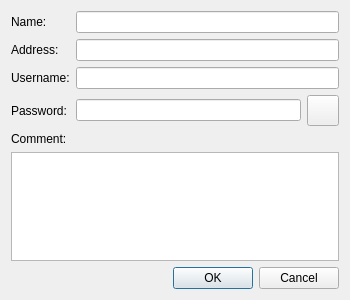
This is source/client/ui/hosts/local_computer_dialog.ui in dchapyshev/aspia as Qt 5 draws it before an edit. The edited form follows.
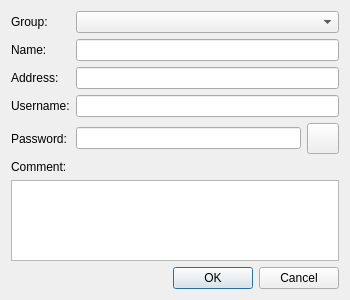
This is the edited form. Icons and pictures are not drawn. Custom widgets are drawn as their Qt base class.

The edit to the form file:
```diff
--- a/source/client/ui/hosts/local_computer_dialog.ui
+++ b/source/client/ui/hosts/local_computer_dialog.ui
@@ -20,43 +20,53 @@
    <item>
     <layout class="QGridLayout" name="gridLayout">
      <item row="0" column="0">
+      <widget class="QLabel" name="label_group">
+       <property name="text">
+        <string>Group:</string>
+       </property>
+      </widget>
+     </item>
+     <item row="0" column="1">
+      <widget class="client::TreeComboBox" name="combo_group"/>
+     </item>
+     <item row="1" column="0">
       <widget class="QLabel" name="label_name">
        <property name="text">
         <string>Name:</string>
        </property>
       </widget>
      </item>
-     <item row="0" column="1">
+     <item row="1" column="1">
       <widget class="QLineEdit" name="edit_name"/>
      </item>
-     <item row="1" column="0">
+     <item row="2" column="0">
       <widget class="QLabel" name="label_address">
        <property name="text">
         <string>Address:</string>
        </property>
       </widget>
      </item>
-     <item row="1" column="1">
+     <item row="2" column="1">
       <widget class="QLineEdit" name="edit_address"/>
      </item>
-     <item row="2" column="0">
+     <item row="3" column="0">
       <widget class="QLabel" name="label_username">
        <property name="text">
         <string>Username:</string>
        </property>
       </widget>
      </item>
-     <item row="2" column="1">
+     <item row="3" column="1">
       <widget class="QLineEdit" name="edit_username"/>
      </item>
-     <item row="3" column="0">
+     <item row="4" column="0">
       <widget class="QLabel" name="label_password">
        <property name="text">
         <string>Password:</string>
        </property>
       </widget>
      </item>
-     <item row="3" column="1">
+     <item row="4" column="1">
       <layout class="QHBoxLayout" name="horizontalLayout_password">
        <item>
         <widget class="QLineEdit" name="edit_password">
@@ -109,6 +119,13 @@
    </item>
   </layout>
  </widget>
+ <customwidgets>
+  <customwidget>
+   <class>client::TreeComboBox</class>
+   <extends>QComboBox</extends>
+   <header>client/ui/hosts/tree_combo_box.h</header>
+  </customwidget>
+ </customwidgets>
  <resources>
   <include location="../../../common/resources/common.qrc"/>
  </resources>
```
